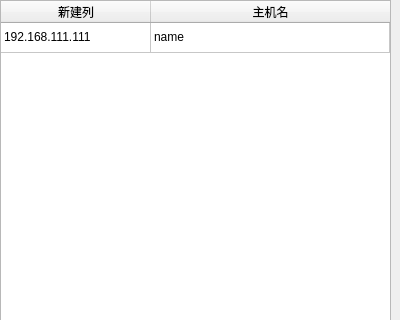
Old version of the form imdialog.ui in the repository Aplomb-xcy/network_FeiQ; both pictures show x 0 to 400 and y 0 to 320 of the 400 by 800 pixel window.
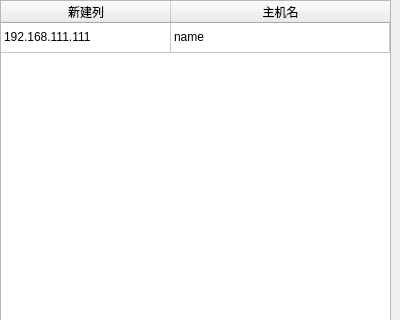
New version of the form.

```diff
--- a/imdialog.ui
+++ b/imdialog.ui
@@ -47,7 +47,7 @@
     <number>2</number>
    </property>
    <attribute name="horizontalHeaderDefaultSectionSize">
-    <number>150</number>
+    <number>170</number>
    </attribute>
    <attribute name="horizontalHeaderStretchLastSection">
     <bool>true</bool>
```
